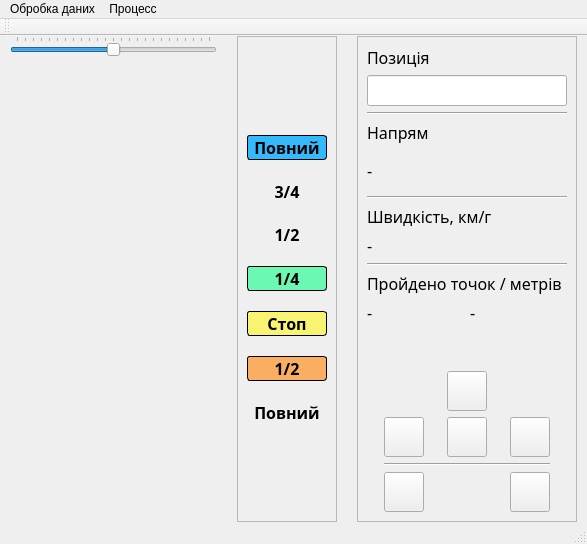
Old version of the form move.ui in the repository Spectre944/VehicleGPSMovementSimulator.
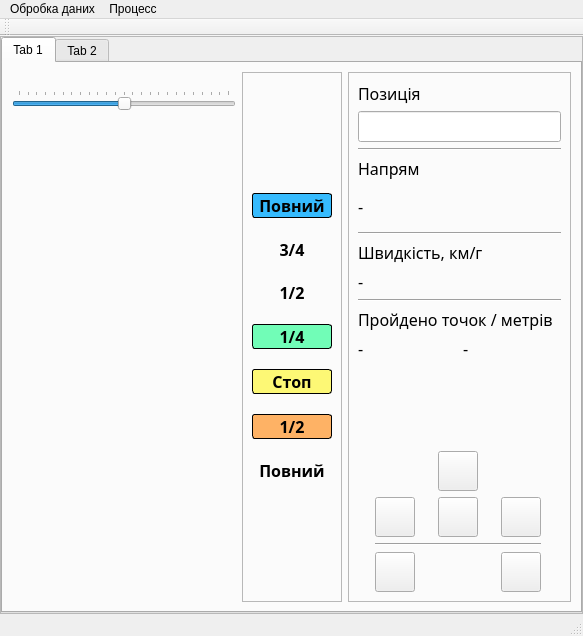
New version of the form. Icons and pictures are not drawn.

Patch:
```diff
--- a/move.ui
+++ b/move.ui
@@ -6,31 +6,131 @@
    <rect>
     <x>0</x>
     <y>0</y>
-    <width>587</width>
-    <height>544</height>
+    <width>583</width>
+    <height>636</height>
    </rect>
   </property>
   <property name="windowTitle">
    <string>Move</string>
   </property>
   <widget class="QWidget" name="centralwidget">
+   <layout class="QGridLayout" name="gridLayout_5">
+    <property name="leftMargin">
+     <number>0</number>
+    </property>
+    <property name="topMargin">
+     <number>0</number>
+    </property>
+    <property name="rightMargin">
+     <number>0</number>
+    </property>
+    <property name="bottomMargin">
+     <number>0</number>
+    </property>
+    <property name="spacing">
+     <number>0</number>
+    </property>
+    <item row="0" column="0">
+     <widget class="QScrollArea" name="scrollArea">
+      <property name="widgetResizable">
+       <bool>true</bool>
+      </property>
+      <widget class="QWidget" name="scrollAreaWidgetContents">
+       <property name="geometry">
+        <rect>
+         <x>0</x>
+         <y>0</y>
+         <width>581</width>
+         <height>574</height>
+        </rect>
+       </property>
+       <layout class="QGridLayout" name="gridLayout_6">
+        <property name="leftMargin">
+         <number>0</number>
+        </property>
+        <property name="topMargin">
+         <number>0</number>
+        </property>
+        <property name="rightMargin">
+         <number>0</number>
+        </property>
+        <property name="bottomMargin">
+         <number>0</number>
+        </property>
+        <property name="spacing">
+         <number>0</number>
+        </property>
+        <item row="0" column="0">
+         <widget class="QTabWidget" name="tabWidget">
+          <property name="currentIndex">
+           <number>0</number>
+          </property>
+          <widget class="QWidget" name="tab">
+           <attribute name="title">
+            <string>Tab 1</string>
+           </attribute>
    <layout class="QGridLayout" name="gridLayout">
-    <property name="leftMargin">
-     <number>10</number>
-    </property>
-    <property name="topMargin">
-     <number>0</number>
-    </property>
-    <property name="rightMargin">
-     <number>10</number>
-    </property>
-    <property name="bottomMargin">
-     <number>0</number>
-    </property>
-    <property name="spacing">
-     <number>20</number>
-    </property>
-    <item row="0" column="1" rowspan="2">
+            <item row="0" column="0">
+             <layout class="QVBoxLayout" name="verticalLayout_2">
+              <item>
+               <widget class="QSlider" name="horizontalSliderDir">
+                <property name="font">
+                 <font>
+                  <family>Cascadia Code</family>
+                  <pointsize>12</pointsize>
+                 </font>
+                </property>
+                <property name="minimum">
+                 <number>-60</number>
+                </property>
+                <property name="maximum">
+                 <number>60</number>
+                </property>
+                <property name="singleStep">
+                 <number>5</number>
+                </property>
+                <property name="pageStep">
+                 <number>5</number>
+                </property>
+                <property name="orientation">
+                 <enum>Qt::Horizontal</enum>
+                </property>
+                <property name="tickPosition">
+                 <enum>QSlider::TicksAbove</enum>
+                </property>
+                <property name="tickInterval">
+                 <number>5</number>
+                </property>
+               </widget>
+              </item>
+              <item>
+               <widget class="QLabel" name="labelCar">
+                <property name="maximumSize">
+                 <size>
+                  <width>200</width>
+                  <height>450</height>
+                 </size>
+                </property>
+                <property name="font">
+                 <font>
+                  <family>Cascadia Code</family>
+                  <pointsize>12</pointsize>
+                 </font>
+                </property>
+                <property name="text">
+                 <string/>
+                </property>
+                <property name="pixmap">
+                 <pixmap resource="ico.qrc">:/ico/images/Layer 1.png</pixmap>
+                </property>
+                <property name="scaledContents">
+                 <bool>true</bool>
+                </property>
+               </widget>
+              </item>
+             </layout>
+            </item>
+            <item row="0" column="1">
      <widget class="QFrame" name="frame_2">
       <property name="sizePolicy">
        <sizepolicy hsizetype="Preferred" vsizetype="Preferred">
@@ -242,7 +342,7 @@
       </layout>
      </widget>
     </item>
-    <item row="0" column="2" rowspan="2">
+            <item row="0" column="2">
      <widget class="QFrame" name="frame">
       <property name="sizePolicy">
        <sizepolicy hsizetype="Expanding" vsizetype="Preferred">
@@ -662,60 +762,17 @@
       </layout>
      </widget>
     </item>
-    <item row="0" column="0">
-     <widget class="QSlider" name="horizontalSliderDir">
-      <property name="font">
-       <font>
-        <family>Cascadia Code</family>
-        <pointsize>12</pointsize>
-       </font>
-      </property>
-      <property name="minimum">
-       <number>-60</number>
-      </property>
-      <property name="maximum">
-       <number>60</number>
-      </property>
-      <property name="singleStep">
-       <number>5</number>
-      </property>
-      <property name="pageStep">
-       <number>5</number>
-      </property>
-      <property name="orientation">
-       <enum>Qt::Horizontal</enum>
-      </property>
-      <property name="tickPosition">
-       <enum>QSlider::TicksAbove</enum>
-      </property>
-      <property name="tickInterval">
-       <number>5</number>
-      </property>
-     </widget>
-    </item>
-    <item row="1" column="0">
-     <widget class="QLabel" name="labelCar">
-      <property name="maximumSize">
-       <size>
-        <width>200</width>
-        <height>450</height>
-       </size>
-      </property>
-      <property name="font">
-       <font>
-        <family>Cascadia Code</family>
-        <pointsize>12</pointsize>
-       </font>
-      </property>
-      <property name="text">
-       <string/>
-      </property>
-      <property name="pixmap">
-       <pixmap resource="ico.qrc">:/ico/images/Layer 1.png</pixmap>
-      </property>
-      <property name="scaledContents">
-       <bool>true</bool>
-      </property>
+           </layout>
+          </widget>
+          <widget class="QWidget" name="tab_2">
+           <attribute name="title">
+            <string>Tab 2</string>
+           </attribute>
+          </widget>
+         </widget>
+        </item>
+       </layout>
+      </widget>
      </widget>
     </item>
    </layout>
@@ -725,7 +782,7 @@
     <rect>
      <x>0</x>
      <y>0</y>
-     <width>587</width>
+     <width>583</width>
      <height>21</height>
     </rect>
    </property>
```
Lines whose indentation alone changed are shown as unchanged.
